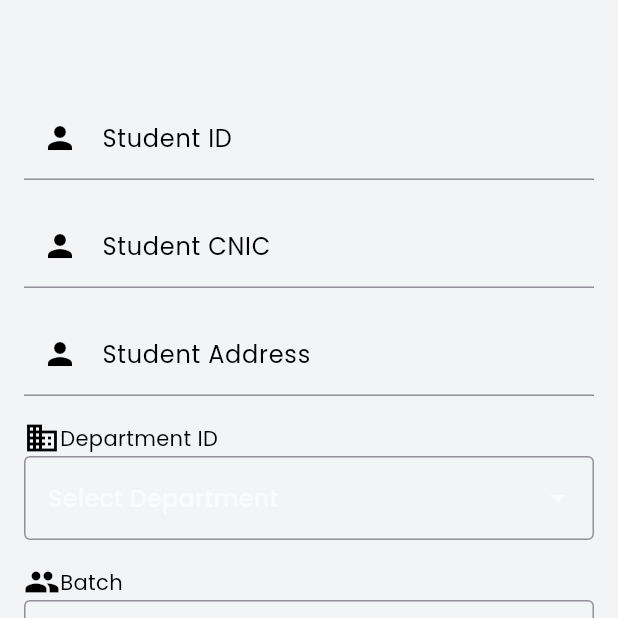
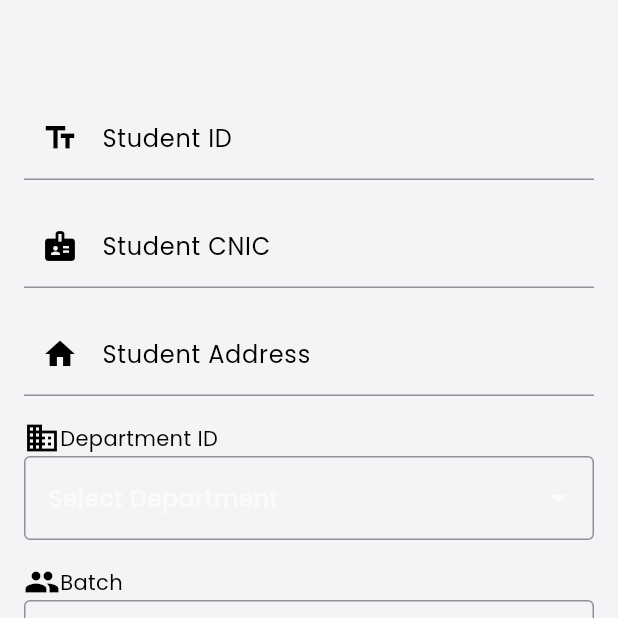
Before and after one commit to Hamza-Akthar008/Smart-Course-Registration-System, a Flutter app: the addnewstudent screen opened by its route, scrolled down 68 dp, on a phone screen of 412 x 824 dp, the top half of it. Run offline on Flutter 3.47's test engine with Material 3 defaults, Android fonts, the phone set to English and light mode, and no system bars; our stand-ins replace animated_text_kit, flutter_svg, fluttertoast, google_fonts.

Commit message:
Add_new_student Front end

```diff
--- a/Frontend/smart_course_registration_system/lib/screens/admin/Add_New/add_new_student.dart
+++ b/Frontend/smart_course_registration_system/lib/screens/admin/Add_New/add_new_student.dart
@@ -76,7 +76,7 @@ class AddNEWSTUDENT extends State<addnewstudent> {
               }
               return null;
             },
-            prefixIcon: Icons.person,
+            prefixIcon: Icons.text_fields,
           ),
           SizedBox(height: 16),
           _buildValidatedTextField(
@@ -91,7 +91,7 @@ class AddNEWSTUDENT extends State<addnewstudent> {
               }
               return null;
             },
-            prefixIcon: Icons.person,
+            prefixIcon: Icons.badge,
           ),
           SizedBox(height: 16),
           _buildValidatedTextField(
@@ -103,7 +103,7 @@ class AddNEWSTUDENT extends State<addnewstudent> {
               }
               return null;
             },
-            prefixIcon: Icons.person,
+            prefixIcon: Icons.home,
           ),
           SizedBox(height: 16),
           _buildDropdownButton(
```
